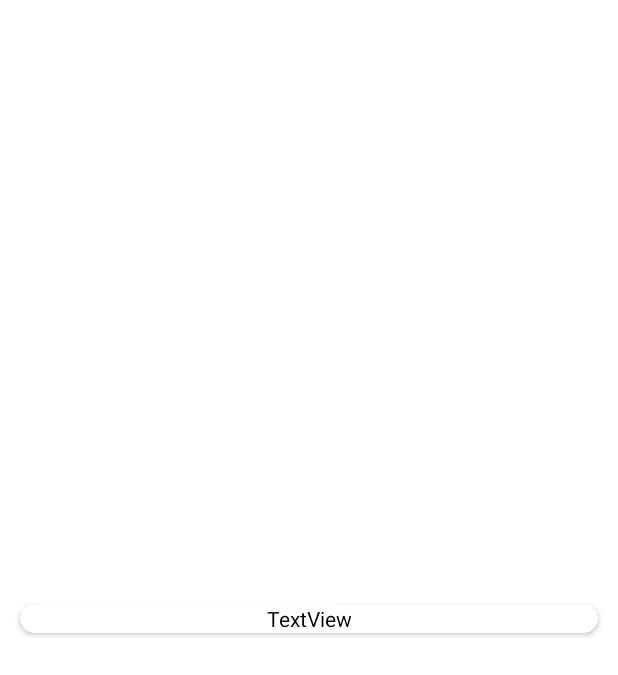
After one commit to sali1290/InstaMarket, an Android app: the layout item_news.xml on its own in the app's theme, with its tools: preview values and no code run, on a phone screen of 412 x 824 dp. The commit adds this screen. Shown: the top 675 px of the screen. Run offline under Robolectric (Android 15) with nearby library versions, the phone set to English and light mode, and no system bars.

```diff
--- a/app/build.gradle
+++ b/app/build.gradle
@@ -98,4 +98,6 @@ dependencies {
     //viewpager2
     implementation 'androidx.viewpager2:viewpager2:1.0.0'
 
+
+
 }
--- a/app/src/main/res/layout/fragment_more_feature.xml
+++ b/app/src/main/res/layout/fragment_more_feature.xml
@@ -36,6 +36,7 @@
                     app:cardCornerRadius="10dp">
 
                     <LinearLayout
+                        android:id="@+id/news"
                         android:layout_width="match_parent"
                         android:layout_height="match_parent"
                         android:orientation="vertical">
--- /dev/null
+++ b/app/src/main/res/layout/item_news.xml
@@ -0,0 +1,28 @@
+<?xml version="1.0" encoding="utf-8"?>
+<androidx.constraintlayout.widget.ConstraintLayout xmlns:android="http://schemas.android.com/apk/res/android"
+    xmlns:app="http://schemas.android.com/apk/res-auto"
+    android:layout_width="match_parent"
+    android:layout_height="match_parent">
+
+    <androidx.cardview.widget.CardView
+        android:layout_width="match_parent"
+        android:layout_height="wrap_content"
+        app:layout_constraintBottom_toBottomOf="parent"
+        app:layout_constraintEnd_toEndOf="parent"
+        app:layout_constraintStart_toStartOf="parent"
+        app:layout_constraintTop_toTopOf="parent"
+        android:layout_margin="@dimen/_10sdp"
+        app:cardCornerRadius="@dimen/_10sdp"
+        android:elevation="18dp"
+        >
+
+        <TextView
+            android:id="@+id/textView11"
+            android:layout_width="match_parent"
+            android:layout_height="wrap_content"
+            android:text="TextView"
+            android:textColor="@color/black"
+            android:layout_gravity="center"
+            android:gravity="center"/>
+    </androidx.cardview.widget.CardView>
+</androidx.constraintlayout.widget.ConstraintLayout>
--- a/data/src/main/java/com/e/data/api/ApiService.kt
+++ b/data/src/main/java/com/e/data/api/ApiService.kt
@@ -87,8 +87,7 @@ interface ApiService {
     suspend fun getAgents(): Response<MutableList<Agents>>
 
     @POST("general/news")
-    @FormUrlEncoded
-    suspend fun getNews(): Response<MutableList<News>>
+    suspend fun getNews(@Header("Authorization")accessToken: String): Response<NewsList>
 
 
     //user api
--- a/data/src/main/java/com/e/data/repository/appInfoDataSource/AppInfoRemoteDataSource.kt
+++ b/data/src/main/java/com/e/data/repository/appInfoDataSource/AppInfoRemoteDataSource.kt
@@ -1,5 +1,6 @@
 package com.e.data.repository.appInfoDataSource
 
+import com.e.data.entity.NewsList
 import com.e.data.entity.remote.Banner
 import com.e.data.entity.remote.*
 import retrofit2.Response
@@ -20,7 +21,7 @@ interface AppInfoRemoteDataSource {
 
     suspend fun getServiceFromRemote(): Response<MutableList<Service>>
 
-    suspend fun getNewsFromRemote(): Response<MutableList<News>>
+    suspend fun getNewsFromRemote(accessToken: String): Response<NewsList>
 
 
 }
--- a/data/src/main/java/com/e/data/repository/appInfoDataSource/AppInfoRemoteDataSourceImpl.kt
+++ b/data/src/main/java/com/e/data/repository/appInfoDataSource/AppInfoRemoteDataSourceImpl.kt
@@ -1,6 +1,7 @@
 package com.e.data.repository.appInfoDataSource
 
 import com.e.data.api.ApiService
+import com.e.data.entity.NewsList
 import com.e.data.entity.remote.Banner
 import com.e.data.entity.remote.*
 import retrofit2.Response
@@ -38,7 +39,7 @@ class AppInfoRemoteDataSourceImpl @Inject constructor(
         return apiService.getService()
     }
 
-    override suspend fun getNewsFromRemote(): Response<MutableList<News>> {
-        return apiService.getNews()
+    override suspend fun getNewsFromRemote(accessToken: String): Response<NewsList> {
+        return apiService.getNews(accessToken)
     }
 }
```
Also changed, not shown: app/src/main/java/com/e/instamarket/adapter/NewsAdapter.kt (added, +33 -0 lines), app/src/main/java/com/e/instamarket/fragment/MoreFeatureFragment.kt (+9 -1 lines), app/src/main/java/com/e/instamarket/fragment/NewsFragment.kt (added, +64 -0 lines), app/src/main/java/com/e/instamarket/viewmodel/appInfo/AppInfoViewModel.kt (+23 -8 lines), app/src/main/res/layout/fragment_news.xml (added, +14 -0 lines), app/src/main/res/navigation/nav.xml (+10 -1 lines), data/src/main/java/com/e/data/entity/NewsList.kt (added, +11 -0 lines), data/src/main/java/com/e/data/entity/remote/News.kt (+4 -3 lines), data/src/main/java/com/e/data/repository/AppInfoRepoImpl.kt (+13 -9 lines).
